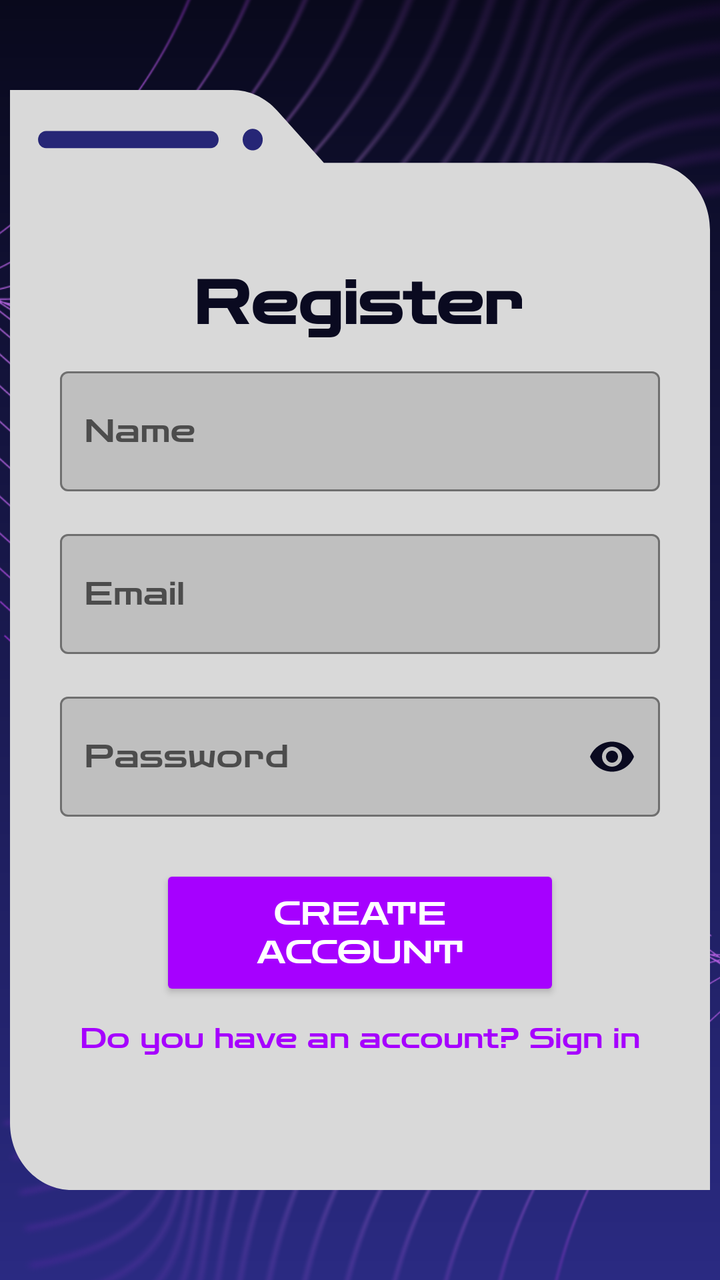
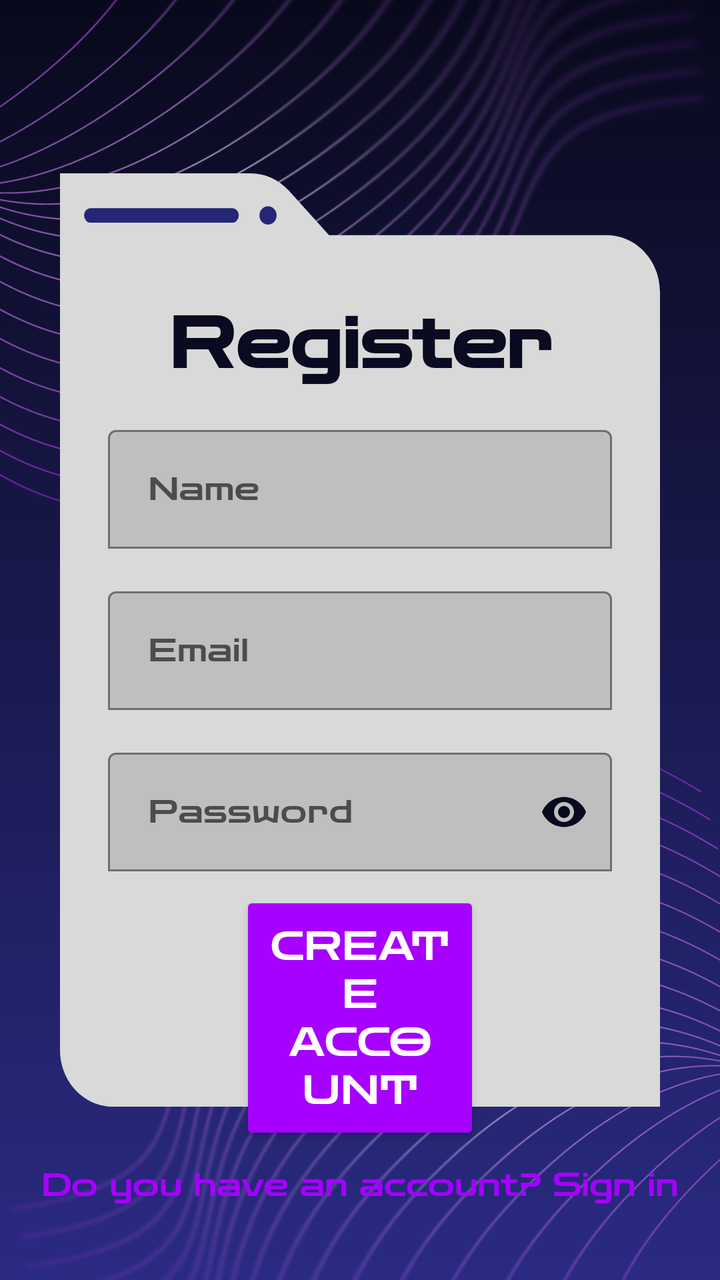

Screens rendered from an Android XML layout before and after an edit, with the pre-edit source and the edit as a unified diff.
<!-- AndroidManifest.xml: application theme Theme.MaterialComponents.DayNight.NoActionBar -->
<!-- res/layout/activity_register.xml -->
<?xml version="1.0" encoding="utf-8"?>
<androidx.constraintlayout.widget.ConstraintLayout
    xmlns:android="http://schemas.android.com/apk/res/android"
    xmlns:app="http://schemas.android.com/apk/res-auto"
    xmlns:tools="http://schemas.android.com/tools"
    android:layout_width="match_parent"
    android:layout_height="match_parent">

    
    <ImageView
        android:id="@+id/gradientBg"
        android:layout_width="0dp"
        android:layout_height="0dp"
        android:scaleType="fitXY"
        android:src="@drawable/gradient_bg"
        app:layout_constraintBottom_toBottomOf="parent"
        app:layout_constraintEnd_toEndOf="parent"
        app:layout_constraintStart_toStartOf="parent"
        app:layout_constraintTop_toTopOf="parent" />

    
    <ImageView
        android:id="@+id/linesTopLeft"
        android:layout_width="550dp"
        android:layout_height="500dp"
        android:layout_marginStart="-175dp"
        android:layout_marginTop="-130dp"
        android:alpha="1"
        android:src="@drawable/lines2_2"
        app:layout_constraintStart_toStartOf="parent"
        app:layout_constraintTop_toTopOf="parent" />

    <ImageView
        android:id="@+id/linesBottomRight"
        android:layout_width="550dp"
        android:layout_height="500dp"
        android:layout_marginEnd="-175dp"
        android:layout_marginBottom="-130dp"
        android:alpha="1"
        android:src="@drawable/lines2_1"
        app:layout_constraintBottom_toBottomOf="parent"
        app:layout_constraintEnd_toEndOf="parent" />

    
    <ImageView
        android:id="@+id/contentBackground"
        android:layout_width="350dp"
        android:layout_height="550dp"
        android:src="@drawable/back_window"
        android:scaleType="fitXY"
        android:alpha="1"
        app:layout_constraintTop_toTopOf="parent"
        app:layout_constraintBottom_toBottomOf="parent"
        app:layout_constraintStart_toStartOf="parent"
        app:layout_constraintEnd_toEndOf="parent" />

    

    

    <TextView
        android:id="@+id/titleText"
        android:layout_width="wrap_content"
        android:layout_height="wrap_content"
        android:layout_marginTop="88dp"
        android:fontFamily="@font/zen_dots"
        android:text="Register"
        android:textColor="#0A0A20"
        android:textSize="30sp"
        android:textStyle="bold"
        app:layout_constraintEnd_toEndOf="@id/contentBackground"
        app:layout_constraintHorizontal_bias="0.494"
        app:layout_constraintStart_toStartOf="@id/contentBackground"
        app:layout_constraintTop_toTopOf="@id/contentBackground" />

    <com.google.android.material.textfield.TextInputLayout
        android:id="@+id/nameLayout"
        android:layout_width="300dp"
        android:layout_height="wrap_content"
        android:layout_marginTop="10dp"
        android:hint="Name"
        app:boxBackgroundMode="outline"
        app:boxStrokeColor="#0A0A20"
        app:boxCornerRadiusTopStart="4dp"
        app:boxCornerRadiusTopEnd="4dp"
        app:boxCornerRadiusBottomStart="4dp"
        app:boxCornerRadiusBottomEnd="4dp"
        app:layout_constraintTop_toBottomOf="@id/titleText"
        app:layout_constraintStart_toStartOf="@id/contentBackground"
        app:layout_constraintEnd_toEndOf="@id/contentBackground">

        <com.google.android.material.textfield.TextInputEditText
            android:id="@+id/nameInput"
            android:layout_width="match_parent"
            android:layout_height="60dp"
            android:fontFamily="@font/zen_dots"
            android:inputType="textPersonName"
            android:padding="12dp"
            android:textColor="#0A0A20" />

    </com.google.android.material.textfield.TextInputLayout>

    
    <com.google.android.material.textfield.TextInputLayout
        android:id="@+id/emailLayout"
        android:layout_width="300dp"
        android:layout_height="wrap_content"
        android:layout_marginTop="16dp"
        android:hint="Email"
        app:boxBackgroundMode="outline"
        app:boxStrokeColor="#0A0A20"
        app:boxCornerRadiusTopStart="4dp"
        app:boxCornerRadiusTopEnd="4dp"
        app:boxCornerRadiusBottomStart="4dp"
        app:boxCornerRadiusBottomEnd="4dp"
        app:layout_constraintTop_toBottomOf="@id/nameLayout"
        app:layout_constraintStart_toStartOf="@id/contentBackground"
        app:layout_constraintEnd_toEndOf="@id/contentBackground">

        <com.google.android.material.textfield.TextInputEditText
            android:id="@+id/emailInput"
            android:layout_width="match_parent"
            android:layout_height="60dp"
            android:fontFamily="@font/zen_dots"
            android:inputType="textEmailAddress"
            android:padding="12dp"
            android:textColor="#0A0A20" />

    </com.google.android.material.textfield.TextInputLayout>

    
    <com.google.android.material.textfield.TextInputLayout
        android:id="@+id/passwordLayout"
        android:layout_width="300dp"
        android:layout_height="wrap_content"
        android:layout_marginTop="16dp"
        android:hint="Password"
        app:boxBackgroundMode="outline"
        app:boxStrokeColor="#0A0A20"
        app:boxCornerRadiusTopStart="4dp"
        app:boxCornerRadiusTopEnd="4dp"
        app:boxCornerRadiusBottomStart="4dp"
        app:boxCornerRadiusBottomEnd="4dp"
        app:passwordToggleEnabled="true"
        app:passwordToggleTint="#0A0A20"
        app:layout_constraintTop_toBottomOf="@id/emailLayout"
        app:layout_constraintStart_toStartOf="@id/contentBackground"
        app:layout_constraintEnd_toEndOf="@id/contentBackground">

        <com.google.android.material.textfield.TextInputEditText
            android:id="@+id/passwordInput"
            android:layout_width="match_parent"
            android:layout_height="60dp"
            android:inputType="textPassword"
            android:fontFamily="@font/zen_dots"
            android:textColor="#0A0A20"
            android:padding="12dp" />

    </com.google.android.material.textfield.TextInputLayout>

    
    <Button
        android:id="@+id/createAccountButton"
        android:layout_width="200dp"
        android:layout_height="68dp"
        android:layout_marginTop="24dp"
        android:fontFamily="@font/zen_dots"
        android:text="Create Account"
        android:textColor="#FFFFFF"
        android:textSize="16sp"
        app:backgroundTint="#A600FF"
        app:cornerRadius="4dp"
        app:layout_constraintEnd_toEndOf="@id/contentBackground"
        app:layout_constraintStart_toStartOf="@id/contentBackground"
        app:layout_constraintTop_toBottomOf="@id/passwordLayout" />

    
    <TextView
        android:id="@+id/signInText"
        android:layout_width="wrap_content"
        android:layout_height="wrap_content"
        android:layout_marginTop="2dp"
        android:fontFamily="@font/zen_dots"
        android:text="Do you have an account? Sign in"
        android:textColor="#A600FF"
        android:textSize="14sp"
        android:clickable="true"
        android:focusable="true"
        android:background="?attr/selectableItemBackgroundBorderless"
        android:padding="8dp"
        app:layout_constraintEnd_toEndOf="@id/contentBackground"
        app:layout_constraintStart_toStartOf="@id/contentBackground"
        app:layout_constraintTop_toBottomOf="@id/createAccountButton" />

</androidx.constraintlayout.widget.ConstraintLayout>
<!-- resources referenced by this layout -->
<resources>
  <!-- drawable back_window (drawable) -->
  <vector xmlns:android="http://schemas.android.com/apk/res/android"
      android:width="349dp"
      android:height="510dp"
      android:viewportWidth="349"
      android:viewportHeight="510">
    <path
        android:pathData="M110.81,0C119.24,0 127.3,3.43 133.15,9.51L156.5,33.78H318C335.12,33.78 349,47.66 349,64.78V510H31C13.88,510 0,496.12 0,479V0H110.81Z"
        android:fillColor="#D9D9D9"/>
    <path
        android:pathData="M18,19L100,19A4,4 0,0 1,104 23L104,23A4,4 0,0 1,100 27L18,27A4,4 0,0 1,14 23L14,23A4,4 0,0 1,18 19z"
        android:fillColor="#262676"/>
    <path
        android:pathData="M121,23m-5,0a5,5 0,1 1,10 0a5,5 0,1 1,-10 0"
        android:fillColor="#262676"/>
  </vector>
  <!-- drawable gradient_bg (drawable) -->
  <shape xmlns:android="http://schemas.android.com/apk/res/android">
      <gradient
          android:startColor="#09091C"
          android:endColor="#2A2A82"
          android:angle="270"/>
  </shape>
  <!-- drawable lines2_1: png bitmap (drawable, 464063 bytes) -->
  <!-- drawable lines2_2: png bitmap (drawable, 445353 bytes) -->
</resources>

<!-- the commit's change to res/layout/activity_register.xml (unified diff, before → after) -->
@@ -2,11 +2,9 @@
 <androidx.constraintlayout.widget.ConstraintLayout
     xmlns:android="http://schemas.android.com/apk/res/android"
     xmlns:app="http://schemas.android.com/apk/res-auto"
-    xmlns:tools="http://schemas.android.com/tools"
     android:layout_width="match_parent"
     android:layout_height="match_parent">
 
-    
     <ImageView
         android:id="@+id/gradientBg"
         android:layout_width="0dp"
@@ -18,73 +16,72 @@
         app:layout_constraintStart_toStartOf="parent"
         app:layout_constraintTop_toTopOf="parent" />
 
-    
     <ImageView
         android:id="@+id/linesTopLeft"
-        android:layout_width="550dp"
-        android:layout_height="500dp"
-        android:layout_marginStart="-175dp"
-        android:layout_marginTop="-130dp"
-        android:alpha="1"
-        android:src="@drawable/lines2_2"
+        android:layout_width="wrap_content"
+        android:layout_height="wrap_content"
+        android:scaleX="1.55"
+        android:scaleY="1.2"
+        android:layout_marginStart="-100dp"
+        android:layout_marginTop="-250dp"
         app:layout_constraintStart_toStartOf="parent"
-        app:layout_constraintTop_toTopOf="parent" />
+        app:layout_constraintTop_toTopOf="parent"
+        android:src="@drawable/lines2_2" />
 
     <ImageView
-        android:id="@+id/linesBottomRight"
-        android:layout_width="550dp"
-        android:layout_height="500dp"
-        android:layout_marginEnd="-175dp"
-        android:layout_marginBottom="-130dp"
-        android:alpha="1"
-        android:src="@drawable/lines2_1"
-        app:layout_constraintBottom_toBottomOf="parent"
-        app:layout_constraintEnd_toEndOf="parent" />
+        android:id="@+id/linesTopRight"
+        android:layout_width="wrap_content"
+        android:layout_height="wrap_content"
+        android:scaleX="1.55"
+        android:scaleY="1.2"
+        android:layout_marginStart="100dp"
+        android:layout_marginTop="250dp"
+        app:layout_constraintStart_toStartOf="parent"
+        app:layout_constraintTop_toTopOf="parent"
+        android:src="@drawable/lines2_1" />
 
-    
     <ImageView
         android:id="@+id/contentBackground"
-        android:layout_width="350dp"
-        android:layout_height="550dp"
+        android:layout_width="0dp"
+        android:layout_height="0dp"
+        app:layout_constraintDimensionRatio="9:14"
+        android:layout_margin="30dp"
         android:src="@drawable/back_window"
         android:scaleType="fitXY"
-        android:alpha="1"
+        app:layout_constraintHorizontal_bias="0.5"
         app:layout_constraintTop_toTopOf="parent"
         app:layout_constraintBottom_toBottomOf="parent"
         app:layout_constraintStart_toStartOf="parent"
         app:layout_constraintEnd_toEndOf="parent" />
 
-    
-
-    
-
     <TextView
         android:id="@+id/titleText"
         android:layout_width="wrap_content"
         android:layout_height="wrap_content"
-        android:layout_marginTop="88dp"
         android:fontFamily="@font/zen_dots"
-        android:text="Register"
-        android:textColor="#0A0A20"
-        android:textSize="30sp"
+        android:text="@string/register"
+        android:textColor="@color/dark_blue"
+        android:textSize="35sp"
         android:textStyle="bold"
+        app:layout_constraintStart_toStartOf="@id/contentBackground"
         app:layout_constraintEnd_toEndOf="@id/contentBackground"
-        app:layout_constraintHorizontal_bias="0.494"
-        app:layout_constraintStart_toStartOf="@id/contentBackground"
-        app:layout_constraintTop_toTopOf="@id/contentBackground" />
+        app:layout_constraintTop_toTopOf="@id/contentBackground"
+        app:layout_constraintBottom_toBottomOf="@id/contentBackground"
+        app:layout_constraintVertical_bias="0.15"/>
 
+    
     <com.google.android.material.textfield.TextInputLayout
         android:id="@+id/nameLayout"
-        android:layout_width="300dp"
+        android:layout_width="0dp"
         android:layout_height="wrap_content"
-        android:layout_marginTop="10dp"
-        android:hint="Name"
+        android:layout_marginStart="24dp"
+        android:layout_marginEnd="24dp"
+        android:layout_marginTop="16dp"
+        android:hint="@string/name"
         app:boxBackgroundMode="outline"
-        app:boxStrokeColor="#0A0A20"
-        app:boxCornerRadiusTopStart="4dp"
-        app:boxCornerRadiusTopEnd="4dp"
-        app:boxCornerRadiusBottomStart="4dp"
-        app:boxCornerRadiusBottomEnd="4dp"
+        app:boxCornerRadius="4dp"
+        app:boxStrokeColor="@color/dark_blue"
+        app:hintTextColor="@color/dark_blue"
         app:layout_constraintTop_toBottomOf="@id/titleText"
         app:layout_constraintStart_toStartOf="@id/contentBackground"
         app:layout_constraintEnd_toEndOf="@id/contentBackground">
@@ -92,27 +89,27 @@
         <com.google.android.material.textfield.TextInputEditText
             android:id="@+id/nameInput"
             android:layout_width="match_parent"
-            android:layout_height="60dp"
+            android:layout_height="wrap_content"
+            android:textColor="@color/dark_blue"
+            android:padding="20dp"
             android:fontFamily="@font/zen_dots"
-            android:inputType="textPersonName"
-            android:padding="12dp"
-            android:textColor="#0A0A20" />
+            android:inputType="textPersonName" />
 
     </com.google.android.material.textfield.TextInputLayout>
 
     
     <com.google.android.material.textfield.TextInputLayout
         android:id="@+id/emailLayout"
-        android:layout_width="300dp"
+        android:layout_width="0dp"
         android:layout_height="wrap_content"
+        android:layout_marginStart="24dp"
+        android:layout_marginEnd="24dp"
         android:layout_marginTop="16dp"
-        android:hint="Email"
+        android:hint="@string/email"
         app:boxBackgroundMode="outline"
-        app:boxStrokeColor="#0A0A20"
-        app:boxCornerRadiusTopStart="4dp"
-        app:boxCornerRadiusTopEnd="4dp"
-        app:boxCornerRadiusBottomStart="4dp"
-        app:boxCornerRadiusBottomEnd="4dp"
+        app:boxCornerRadius="4dp"
+        app:boxStrokeColor="@color/dark_blue"
+        app:hintTextColor="@color/dark_blue"
         app:layout_constraintTop_toBottomOf="@id/nameLayout"
         app:layout_constraintStart_toStartOf="@id/contentBackground"
         app:layout_constraintEnd_toEndOf="@id/contentBackground">
@@ -120,29 +117,29 @@
         <com.google.android.material.textfield.TextInputEditText
             android:id="@+id/emailInput"
             android:layout_width="match_parent"
-            android:layout_height="60dp"
+            android:layout_height="wrap_content"
+            android:textColor="@color/dark_blue"
+            android:padding="20dp"
             android:fontFamily="@font/zen_dots"
-            android:inputType="textEmailAddress"
-            android:padding="12dp"
-            android:textColor="#0A0A20" />
+            android:inputType="textEmailAddress" />
 
     </com.google.android.material.textfield.TextInputLayout>
 
     
     <com.google.android.material.textfield.TextInputLayout
         android:id="@+id/passwordLayout"
-        android:layout_width="300dp"
+        android:layout_width="0dp"
         android:layout_height="wrap_content"
+        android:layout_marginStart="24dp"
+        android:layout_marginEnd="24dp"
         android:layout_marginTop="16dp"
-        android:hint="Password"
+        android:hint="@string/password"
         app:boxBackgroundMode="outline"
-        app:boxStrokeColor="#0A0A20"
-        app:boxCornerRadiusTopStart="4dp"
-        app:boxCornerRadiusTopEnd="4dp"
-        app:boxCornerRadiusBottomStart="4dp"
-        app:boxCornerRadiusBottomEnd="4dp"
+        app:boxCornerRadius="4dp"
+        app:boxStrokeColor="@color/dark_blue"
+        app:hintTextColor="@color/dark_blue"
         app:passwordToggleEnabled="true"
-        app:passwordToggleTint="#0A0A20"
+        app:passwordToggleTint="@color/dark_blue"
         app:layout_constraintTop_toBottomOf="@id/emailLayout"
         app:layout_constraintStart_toStartOf="@id/contentBackground"
         app:layout_constraintEnd_toEndOf="@id/contentBackground">
@@ -150,43 +147,44 @@
         <com.google.android.material.textfield.TextInputEditText
             android:id="@+id/passwordInput"
             android:layout_width="match_parent"
-            android:layout_height="60dp"
-            android:inputType="textPassword"
+            android:layout_height="wrap_content"
+            android:textColor="@color/dark_blue"
+            android:padding="20dp"
             android:fontFamily="@font/zen_dots"
-            android:textColor="#0A0A20"
-            android:padding="12dp" />
+            android:inputType="textPassword" />
 
     </com.google.android.material.textfield.TextInputLayout>
 
     
     <Button
         android:id="@+id/createAccountButton"
-        android:layout_width="200dp"
-        android:layout_height="68dp"
-        android:layout_marginTop="24dp"
+        android:layout_width="0dp"
+        android:layout_height="wrap_content"
+        android:layout_marginStart="90dp"
+        android:layout_marginEnd="90dp"
+        android:layout_marginTop="10dp"
         android:fontFamily="@font/zen_dots"
-        android:text="Create Account"
-        android:textColor="#FFFFFF"
-        android:textSize="16sp"
-        app:backgroundTint="#A600FF"
+        android:padding="15dp"
+        android:text="@string/create_account"
+        android:textColor="@color/white_text"
+        android:textSize="20sp"
+        app:backgroundTint="@color/purple"
         app:cornerRadius="4dp"
         app:layout_constraintEnd_toEndOf="@id/contentBackground"
         app:layout_constraintStart_toStartOf="@id/contentBackground"
         app:layout_constraintTop_toBottomOf="@id/passwordLayout" />
 
-    
     <TextView
-        android:id="@+id/signInText"
+        android:id="@+id/registerNowText"
         android:layout_width="wrap_content"
         android:layout_height="wrap_content"
         android:layout_marginTop="2dp"
         android:fontFamily="@font/zen_dots"
-        android:text="Do you have an account? Sign in"
-        android:textColor="#A600FF"
-        android:textSize="14sp"
+        android:text="@string/not_account"
+        android:textColor="@color/purple"
+        android:textSize="16sp"
         android:clickable="true"
         android:focusable="true"
-        android:background="?attr/selectableItemBackgroundBorderless"
         android:padding="8dp"
         app:layout_constraintEnd_toEndOf="@id/contentBackground"
         app:layout_constraintStart_toStartOf="@id/contentBackground"
<!-- resource entries referenced after the edit -->
@@ -1,5 +1,8 @@
 <!-- resources referenced by this layout -->
 <resources>
+  <color name="dark_blue">#0A0A20</color>
+  <color name="purple">#A600FF</color>
+  <color name="white_text">#FFFFFF</color>
   <!-- drawable back_window (drawable) -->
   <vector xmlns:android="http://schemas.android.com/apk/res/android"
       android:width="349dp"
@@ -25,5 +28,11 @@
   </shape>
   <!-- drawable lines2_1: png bitmap (drawable, 464063 bytes) -->
   <!-- drawable lines2_2: png bitmap (drawable, 445353 bytes) -->
+  <string name="create_account">Create Account</string>
+  <string name="email">Email</string>
+  <string name="name">Name</string>
+  <string name="not_account">Do you have an account? Sign in</string>
+  <string name="password">Password</string>
+  <string name="register">Register</string>
 </resources>
 
